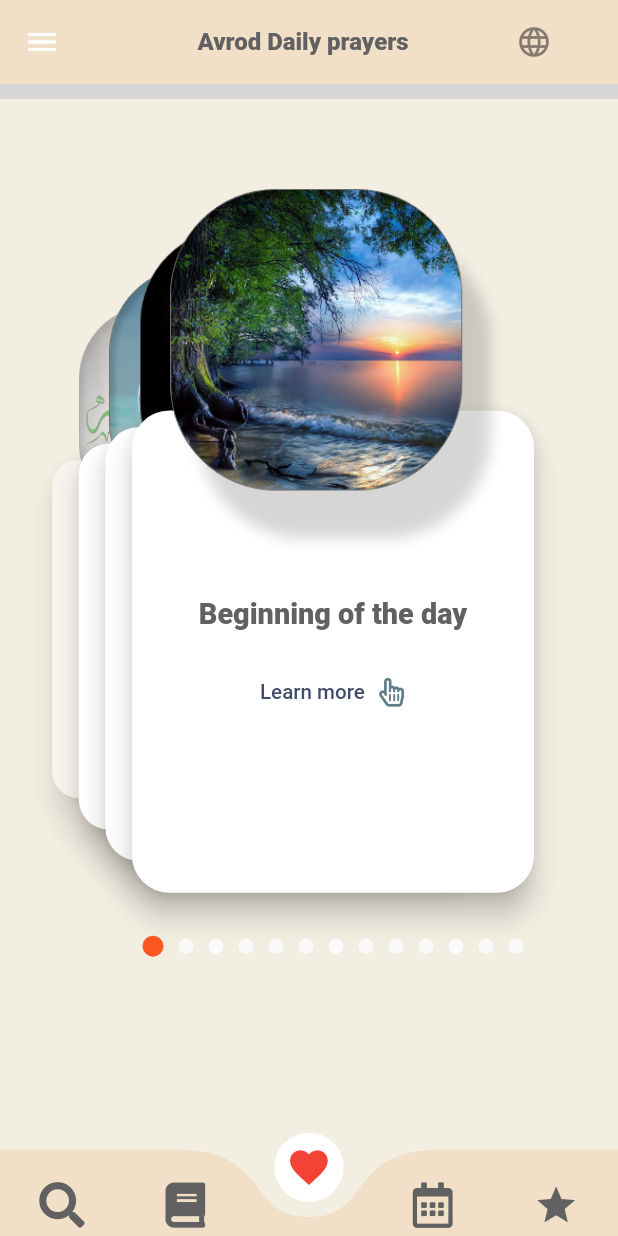
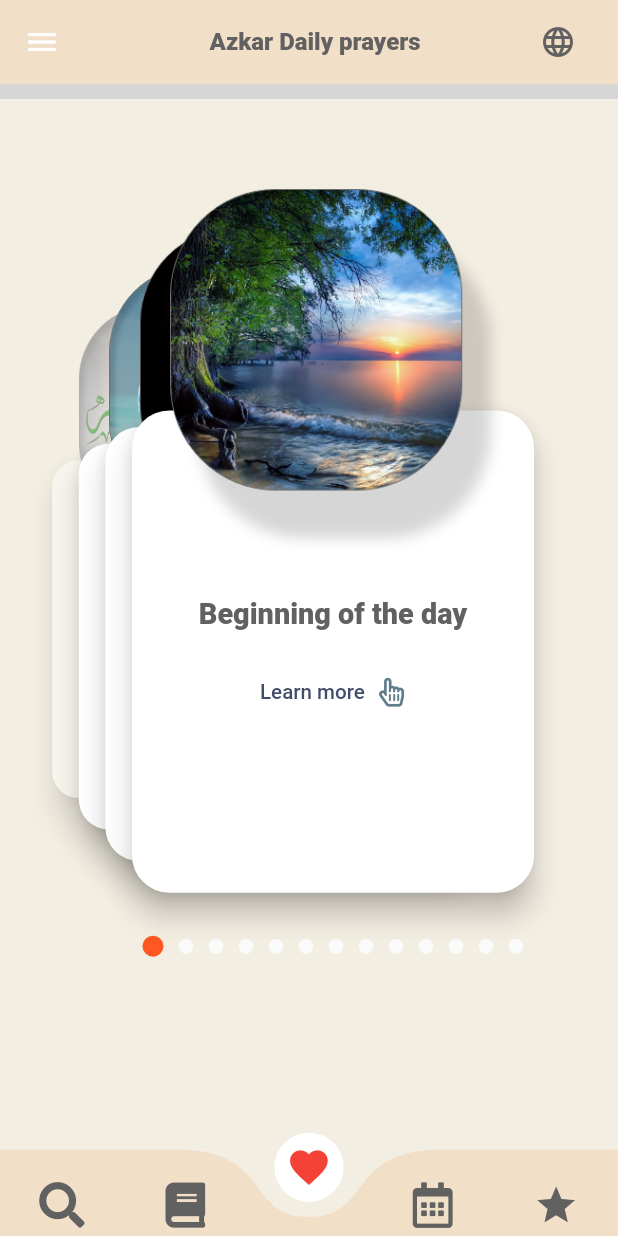
Before and after one commit to Sadid-USN/azkarRu, a Flutter app: the screen it shows after launch, on a phone screen of 412 x 824 dp. Run offline on Flutter 3.47's test engine with Material 2 defaults, Android fonts, the phone set to English and light mode, and no system bars; drawn by our look-alikes of animated_text_kit, avatar_glow, curved_navigation_bar; our stand-ins replace audioplayers, cached_network_image, clay_containers, easy_localization, expandable, flutter_local_notifications and 15 more; missing offline and left inert: animate_icons, clipboard, fab_circular_menu, flutter_pdfview, hijri_picker; accounts and stored records are empty; network calls fail; grey boxes are pictures that could not be loaded.

Commit message:
added more translate

```diff
--- a/assets/translations/en.json
+++ b/assets/translations/en.json
@@ -1,6 +1,6 @@
 {
 
-    "avrod": "Avrod Daily prayers",
+    "avrod": "Azkar Daily prayers",
     "lang": "Languages",
     "title1": "Beginning of the day",
     "title2": "Salah prayers",
--- a/assets/translations/ru.json
+++ b/assets/translations/ru.json
@@ -1,6 +1,6 @@
 {
 
-    "avrod": "Аврод ежедневные молитвы",
+    "avrod": "Азкар ежедневные молитвы",
     "lang": "Языки",
     "title1": "Дуа начало дня",
     "title2": "Молитвы намаза",
--- a/lib/main.dart
+++ b/lib/main.dart
@@ -17,7 +17,6 @@ const String FAVORITES_BOX = 'favorites_box';
 Future main() async {
   WidgetsFlutterBinding.ensureInitialized();
   await EasyLocalization.ensureInitialized();
-
   NotificationService().initNotification();
   // await Firebase.initializeApp();
   await Hive.initFlutter();
--- a/lib/screens/home_page.dart
+++ b/lib/screens/home_page.dart
@@ -38,12 +38,10 @@ class _HomePageState extends State<HomePage> {
     // var bottomNavBar = Provider.of<BottomAppBar>(context);
 
     _pageConroller = PageController(initialPage: 0, viewportFraction: 0.8);
+
     tz.initializeTimeZones();
-    NotificationService().dailyAtNotification(
-        1,
-        "Молитва защита верующего",
-        "Ваш Господь сказал: «Взывайте ко Мне, и Я отвечу вам» (Аль-Гафир 60)",
-        1);
+    NotificationService().dailyAtNotification(1, "Здоровое сердце!",
+        "О Аллах, поистине, я молю Тебя сделать моё сердце здравым!", 1);
   }
 
   // final controller = PageController(viewportFraction: 12.0, keepPage: true);
@@ -73,9 +71,11 @@ class _HomePageState extends State<HomePage> {
           // extendBodyBehindAppBar: true,
           appBar: AppBar(
             title: Consumer<GlobalController>(
-              builder: (context, controller, child) => ListTile(
-                title: Center(
-                  child: AnimatedTextKit(
+              builder: (context, controller, child) => Row(
+                mainAxisAlignment: MainAxisAlignment.center,
+                children: [
+                  const Spacer(),
+                  AnimatedTextKit(
                     totalRepeatCount: 2,
                     animatedTexts: [
                       ColorizeAnimatedText(
@@ -85,15 +85,19 @@ class _HomePageState extends State<HomePage> {
                       ),
                     ],
                   ),
-                ),
-                trailing: IconButton(
+                  const Spacer(),
+                  IconButton(
                       onPressed: () {
                         Navigator.of(context)
                             .push(MaterialPageRoute(builder: (context) {
                           return const LangugesPage();
                         }));
                       },
-                    icon: const Icon(Icons.language)),
+                      icon: Icon(
+                        Icons.language,
+                        color: textColor,
+                      )),
+                ],
               ),
             ),
             centerTitle: true,
```
Also changed, not shown: lib/screens/text_screen.dart (+9 -18 lines), lib/widgets/notification.dart (+17 -1 lines), lib/data/book.json, lib/data/bookEn.json, lib/generated/codegen_loader.g.dart, 1 other file. Lines whose indentation alone changed are shown as unchanged.
